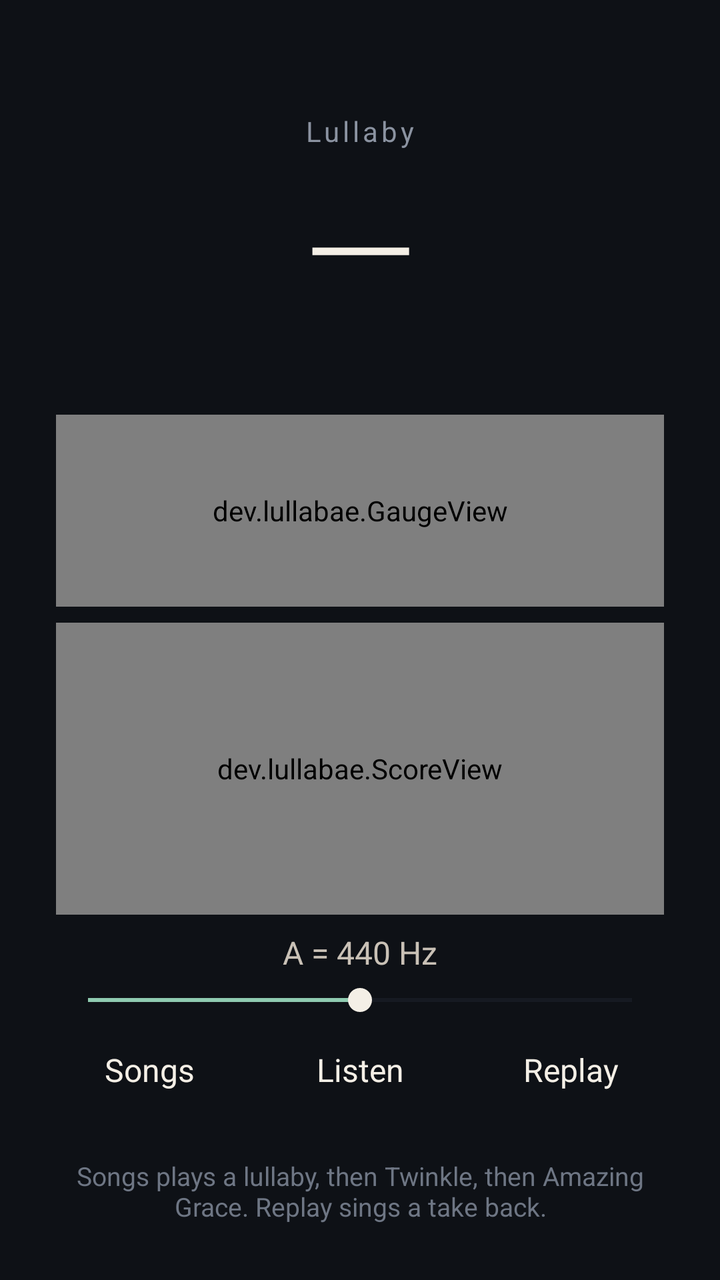
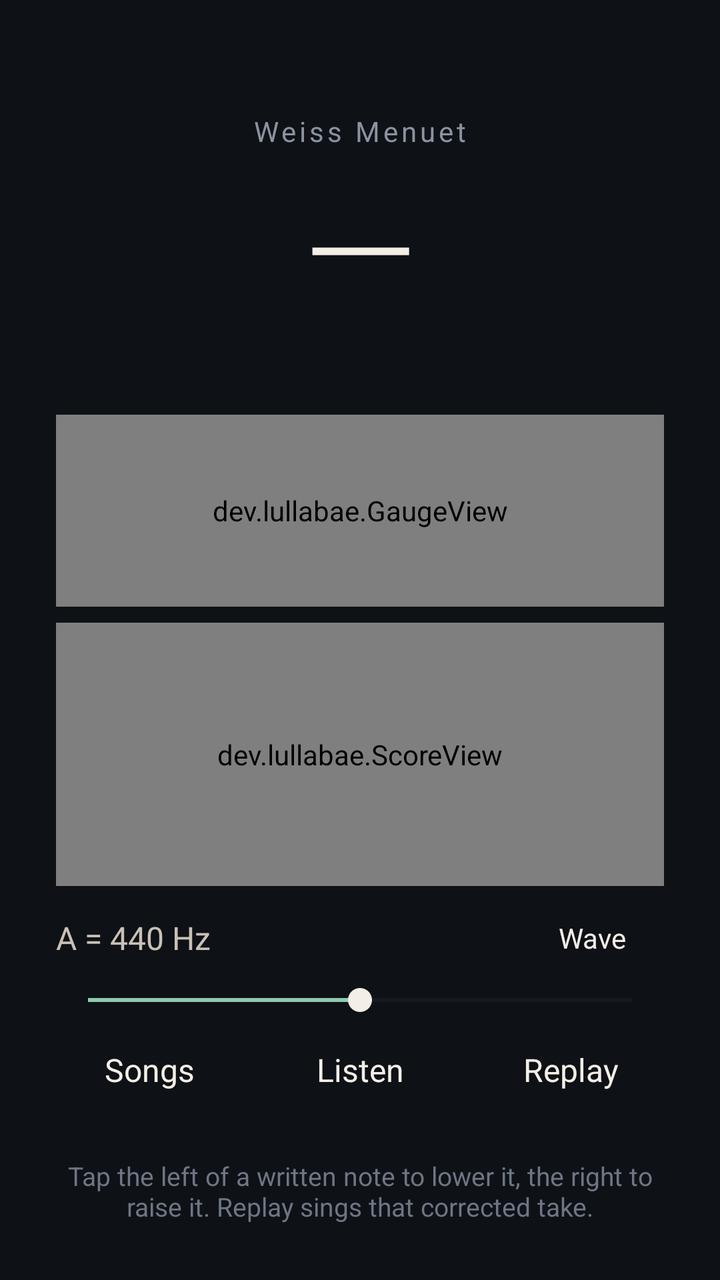

Two renders of the same Android screen: before a commit and after it. Below are the layout's source before the change and the commit's diff.
<!-- AndroidManifest.xml: application theme android:Theme.Material.NoActionBar -->
<!-- res/layout/activity_main.xml -->
<?xml version="1.0" encoding="utf-8"?>
<LinearLayout xmlns:android="http://schemas.android.com/apk/res/android"
    android:id="@+id/root"
    android:layout_width="match_parent"
    android:layout_height="match_parent"
    android:background="#0E1116"
    android:gravity="center_horizontal"
    android:keepScreenOn="true"
    android:orientation="vertical"
    android:paddingLeft="28dp"
    android:paddingTop="56dp"
    android:paddingRight="28dp"
    android:paddingBottom="28dp">

    <TextView
        android:id="@+id/status"
        android:layout_width="wrap_content"
        android:layout_height="wrap_content"
        android:letterSpacing="0.12"
        android:text="Lullaby"
        android:textColor="#8B93A1"
        android:textSize="14sp" />

    <TextView
        android:id="@+id/note"
        android:layout_width="match_parent"
        android:layout_height="88dp"
        android:layout_marginTop="8dp"
        android:autoSizeMaxTextSize="96sp"
        android:autoSizeMinTextSize="48sp"
        android:autoSizeStepGranularity="2sp"
        android:autoSizeTextType="uniform"
        android:fontFamily="sans-serif-light"
        android:gravity="center"
        android:includeFontPadding="false"
        android:text="—"
        android:textColor="#F4EFE6" />

    <TextView
        android:id="@+id/detail"
        android:layout_width="match_parent"
        android:layout_height="wrap_content"
        android:layout_marginTop="4dp"
        android:gravity="center"
        android:textColor="#C9C1B6"
        android:textSize="18sp" />

    <dev.lullabae.GaugeView
        android:id="@+id/gauge"
        android:layout_width="match_parent"
        android:layout_height="96dp"
        android:layout_marginTop="8dp" />

    <HorizontalScrollView
        android:id="@+id/score_scroll"
        android:layout_width="match_parent"
        android:layout_height="0dp"
        android:layout_marginTop="8dp"
        android:layout_weight="1"
        android:fillViewport="true"
        android:scrollbars="none">

        <dev.lullabae.ScoreView
            android:id="@+id/score"
            android:layout_width="wrap_content"
            android:layout_height="match_parent" />
    </HorizontalScrollView>

    <TextView
        android:id="@+id/reference_label"
        android:layout_width="wrap_content"
        android:layout_height="wrap_content"
        android:layout_marginTop="8dp"
        android:text="A = 440 Hz"
        android:textColor="#C9C1B6"
        android:textSize="16sp" />

    <SeekBar
        android:id="@+id/reference"
        android:layout_width="match_parent"
        android:layout_height="wrap_content"
        android:layout_marginTop="4dp"
        android:max="480"
        android:min="400"
        android:progress="440"
        android:progressBackgroundTint="#2A3140"
        android:progressTint="#8FCBB0"
        android:thumbTint="#F4EFE6" />

    <LinearLayout
        android:layout_width="match_parent"
        android:layout_height="wrap_content"
        android:orientation="horizontal">

        <TextView
            android:id="@+id/demo"
            android:layout_width="0dp"
            android:layout_height="52dp"
            android:layout_weight="1"
            android:clickable="true"
            android:defaultFocusHighlightEnabled="false"
            android:focusable="true"
            android:gravity="center"
            android:text="Songs"
            android:textColor="#F4EFE6"
            android:textSize="16sp" />

        <View
            android:layout_width="12dp"
            android:layout_height="0dp" />

        <TextView
            android:id="@+id/listen"
            android:layout_width="0dp"
            android:layout_height="52dp"
            android:layout_weight="1"
            android:clickable="true"
            android:defaultFocusHighlightEnabled="false"
            android:focusable="true"
            android:gravity="center"
            android:text="Listen"
            android:textColor="#F4EFE6"
            android:textSize="16sp" />

        <View
            android:layout_width="12dp"
            android:layout_height="0dp" />

        <TextView
            android:id="@+id/replay"
            android:layout_width="0dp"
            android:layout_height="52dp"
            android:layout_weight="1"
            android:clickable="true"
            android:defaultFocusHighlightEnabled="false"
            android:focusable="true"
            android:gravity="center"
            android:text="Replay"
            android:textColor="#F4EFE6"
            android:textSize="16sp" />
    </LinearLayout>

    <TextView
        android:layout_width="match_parent"
        android:layout_height="wrap_content"
        android:layout_marginTop="18dp"
        android:gravity="center"
        android:text="Songs plays a lullaby, then Twinkle, then Amazing Grace. Replay sings a take back."
        android:textColor="#6E7684"
        android:textSize="13sp" />
</LinearLayout>
<!-- resources referenced by this layout -->
<resources>

</resources>

<!-- the commit's change to res/layout/activity_main.xml (unified diff, before → after) -->
@@ -17,7 +17,7 @@
         android:layout_width="wrap_content"
         android:layout_height="wrap_content"
         android:letterSpacing="0.12"
-        android:text="Lullaby"
+        android:text="Weiss Menuet"
         android:textColor="#8B93A1"
         android:textSize="14sp" />
 
@@ -51,6 +51,13 @@
         android:layout_height="96dp"
         android:layout_marginTop="8dp" />
 
+    <dev.lullabae.WaveView
+        android:id="@+id/wave"
+        android:layout_width="match_parent"
+        android:layout_height="72dp"
+        android:layout_marginTop="4dp"
+        android:visibility="gone" />
+
     <HorizontalScrollView
         android:id="@+id/score_scroll"
         android:layout_width="match_parent"
@@ -66,14 +73,34 @@
             android:layout_height="match_parent" />
     </HorizontalScrollView>
 
-    <TextView
-        android:id="@+id/reference_label"
-        android:layout_width="wrap_content"
+    <LinearLayout
+        android:layout_width="match_parent"
         android:layout_height="wrap_content"
         android:layout_marginTop="8dp"
-        android:text="A = 440 Hz"
-        android:textColor="#C9C1B6"
-        android:textSize="16sp" />
+        android:gravity="center_vertical"
+        android:orientation="horizontal">
+
+        <TextView
+            android:id="@+id/reference_label"
+            android:layout_width="0dp"
+            android:layout_height="wrap_content"
+            android:layout_weight="1"
+            android:text="A = 440 Hz"
+            android:textColor="#C9C1B6"
+            android:textSize="16sp" />
+
+        <TextView
+            android:id="@+id/wave_toggle"
+            android:layout_width="72dp"
+            android:layout_height="36dp"
+            android:clickable="true"
+            android:defaultFocusHighlightEnabled="false"
+            android:focusable="true"
+            android:gravity="center"
+            android:text="Wave"
+            android:textColor="#F4EFE6"
+            android:textSize="14sp" />
+    </LinearLayout>
 
     <SeekBar
         android:id="@+id/reference"
@@ -145,7 +172,7 @@
         android:layout_height="wrap_content"
         android:layout_marginTop="18dp"
         android:gravity="center"
-        android:text="Songs plays a lullaby, then Twinkle, then Amazing Grace. Replay sings a take back."
+        android:text="Tap the left of a written note to lower it, the right to raise it. Replay sings that corrected take."
         android:textColor="#6E7684"
         android:textSize="13sp" />
 </LinearLayout>
